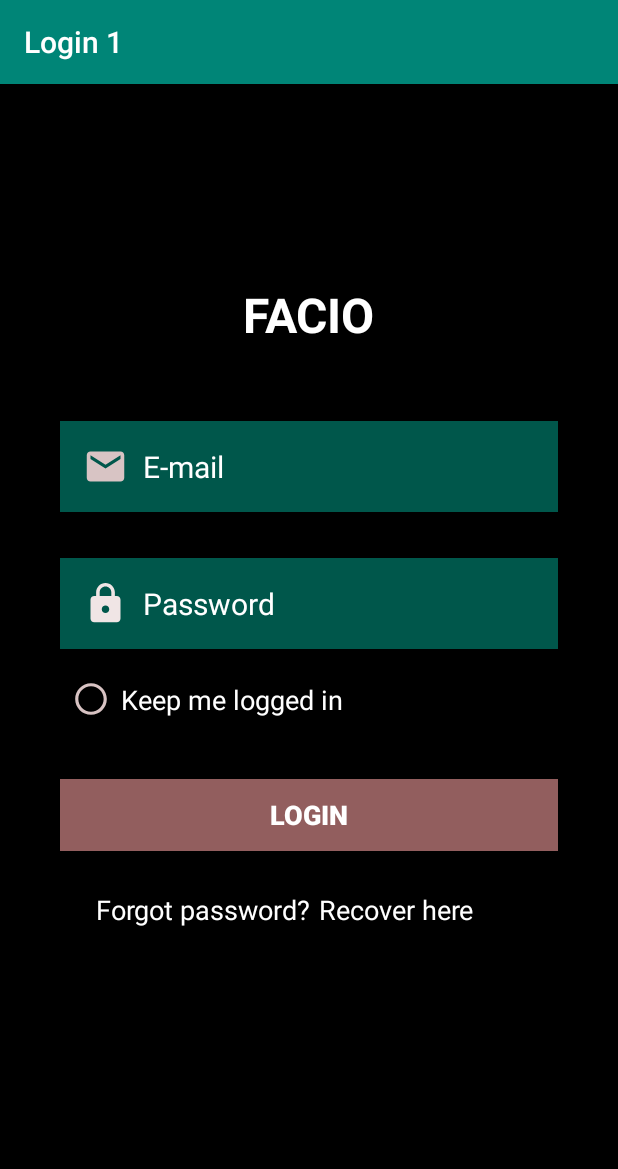
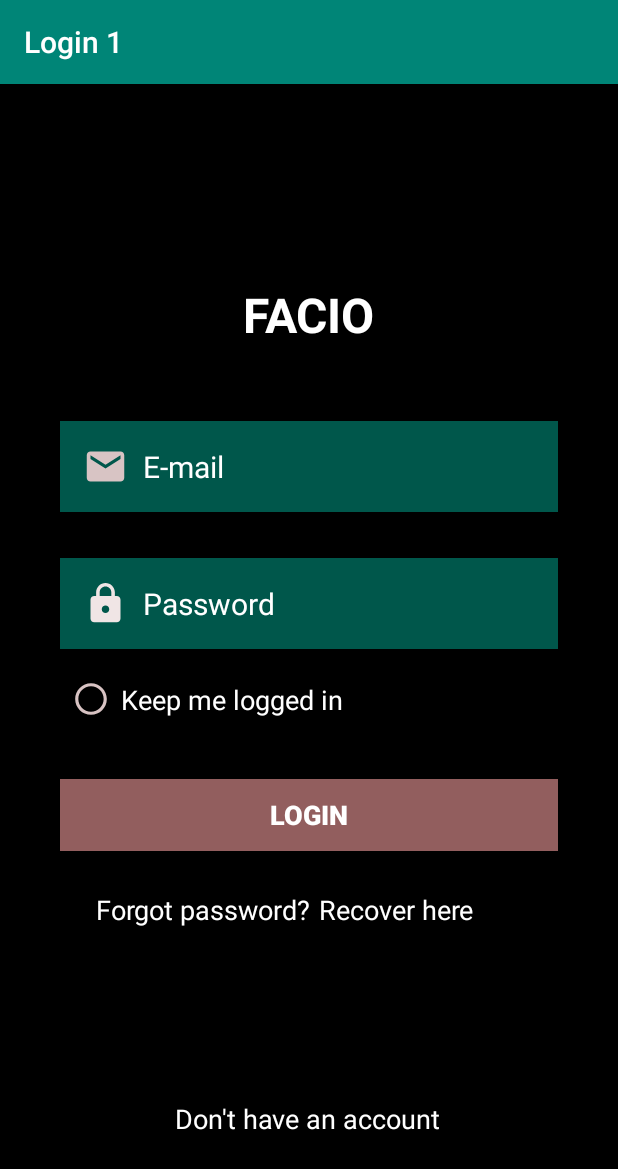
Before and after one commit to madhu8580/AndroBim, an Android app: the screen it shows after launch (MainActivity before the commit, Login1Activity after it), on a phone screen of 412 x 824 dp. Shown: the top 1169 px of the screen. Run offline under Robolectric (Android 15) with nearby library versions, the phone set to English and light mode, and no system bars.

Commit message:
// activity 2

```diff
--- /dev/null
+++ b/app/src/main/java/com/android/androbim/Login1Activity.java
@@ -0,0 +1,28 @@
+package com.android.androbim;
+
+import android.content.Intent;
+import android.support.v7.app.AppCompatActivity;
+import android.os.Bundle;
+import android.view.View;
+import android.widget.Button;
+
+public class Login1Activity extends AppCompatActivity {
+
+    private Button btnLogin;
+
+    @Override
+    protected void onCreate(Bundle savedInstanceState) {
+        super.onCreate(savedInstanceState);
+        setContentView(R.layout.activity_login1);
+
+        btnLogin = findViewById(R.id.btnLogin);
+        btnLogin.setOnClickListener(new View.OnClickListener() {
+            @Override
+            public void onClick(View v) {
+
+                Intent iLogin = new Intent(getApplicationContext(), Login2Activity.class);
+                startActivity(iLogin);
+            }
+        });
+    }
+}
--- a/app/src/main/java/com/android/androbim/MainActivity.java
+++ b/app/src/main/java/com/android/androbim/Login2Activity.java
@@ -3,11 +3,11 @@ package com.android.androbim;
 import android.support.v7.app.AppCompatActivity;
 import android.os.Bundle;
 
-public class MainActivity extends AppCompatActivity {
+public class Login2Activity extends AppCompatActivity {
 
     @Override
     protected void onCreate(Bundle savedInstanceState) {
         super.onCreate(savedInstanceState);
-        setContentView(R.layout.activity_main);
+        setContentView(R.layout.activity_login2);
     }
 }
--- a/app/src/main/res/layout/activity_main.xml
+++ b/app/src/main/res/layout/activity_login1.xml
@@ -5,7 +5,7 @@
     android:layout_width="match_parent"
     android:layout_height="match_parent"
     android:background="@color/black"
-    tools:context=".MainActivity">
+    tools:context=".Login1Activity">
 
     <TextView
         android:id="@+id/textView"
@@ -76,7 +76,7 @@
         android:layout_marginLeft="48dp"
         android:scaleType="fitCenter"
         android:src="@drawable/ic_radio_button_unchecked_black_24dp"
-        app:layout_constraintBottom_toTopOf="@+id/button"
+        app:layout_constraintBottom_toTopOf="@+id/btnLogin"
         app:layout_constraintStart_toStartOf="parent"
         app:layout_constraintTop_toBottomOf="@+id/editText4"
         app:layout_constraintVertical_bias="0.339" />
@@ -99,7 +99,7 @@
         app:layout_constraintVertical_bias="0.058" />
 
     <Button
-        android:id="@+id/button"
+        android:id="@+id/btnLogin"
         android:layout_width="0dp"
         android:layout_height="wrap_content"
         android:layout_marginLeft="40dp"
@@ -129,7 +129,7 @@
         android:textSize="18sp"
         app:layout_constraintBottom_toBottomOf="parent"
         app:layout_constraintStart_toStartOf="parent"
-        app:layout_constraintTop_toBottomOf="@+id/button"
+        app:layout_constraintTop_toBottomOf="@+id/btnLogin"
         app:layout_constraintVertical_bias="0.114" />
 
     <TextView
@@ -144,7 +144,21 @@
         app:layout_constraintEnd_toEndOf="parent"
         app:layout_constraintHorizontal_bias="0.05"
         app:layout_constraintStart_toEndOf="@+id/textView3"
-        app:layout_constraintTop_toBottomOf="@+id/button"
+        app:layout_constraintTop_toBottomOf="@+id/btnLogin"
         app:layout_constraintVertical_bias="0.082" />
 
+    <TextView
+        android:id="@+id/textView7"
+        android:layout_width="wrap_content"
+        android:layout_height="wrap_content"
+        android:text="Don't have an account"
+        android:textColor="@color/white"
+        android:textSize="18sp"
+        app:layout_constraintBottom_toBottomOf="parent"
+        app:layout_constraintEnd_toEndOf="parent"
+        app:layout_constraintHorizontal_bias="0.497"
+        app:layout_constraintStart_toStartOf="parent"
+        app:layout_constraintTop_toBottomOf="@+id/textView3"
+        app:layout_constraintVertical_bias="0.634" />
+
 </android.support.constraint.ConstraintLayout>
```
Also changed, not shown: app/src/main/AndroidManifest.xml (+7 -2 lines), app/src/main/res/layout/activity_login2.xml (added, +151 -0 lines).
